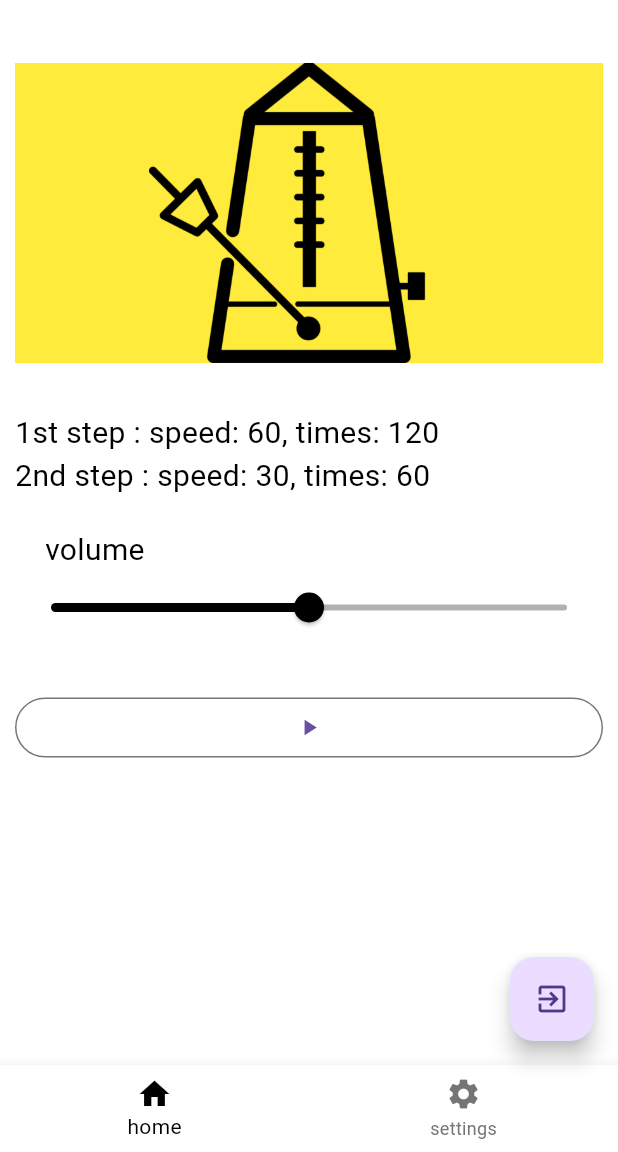
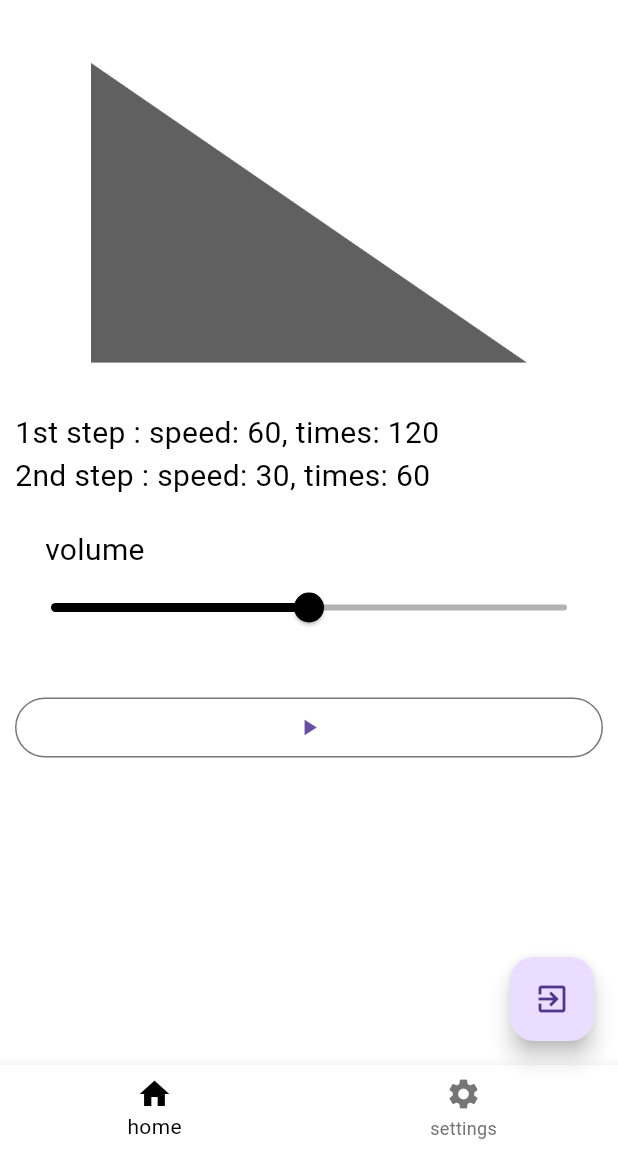
Before and after one commit to byunduwon/two_steps_tempo, a Flutter app: the screen it shows after launch, on a phone screen of 412 x 824 dp, the part 84-1236 px from its top. Run offline on Flutter 3.47's test engine with Material 3 defaults, Android fonts, the light colour scheme and no system bars; our stand-ins replace audioplayers, flutter_spinbox, shared_preferences; missing offline and left inert: metronome.

Commit message:
2024/7/9

```diff
--- a/lib/screen/home_screen.dart
+++ b/lib/screen/home_screen.dart
@@ -42,7 +42,7 @@
                 height: 200,
                 //color: Colors.blue,
               ),
-              color: Colors.yellow,
+              //color: Colors.yellow,
             ),
             SizedBox(height: 32.0),
             Text(
```
Also changed, not shown: lib/screen/root_screen.dart (+11 -8 lines), assets/metronome-left.png, assets/metronome-right.png.
